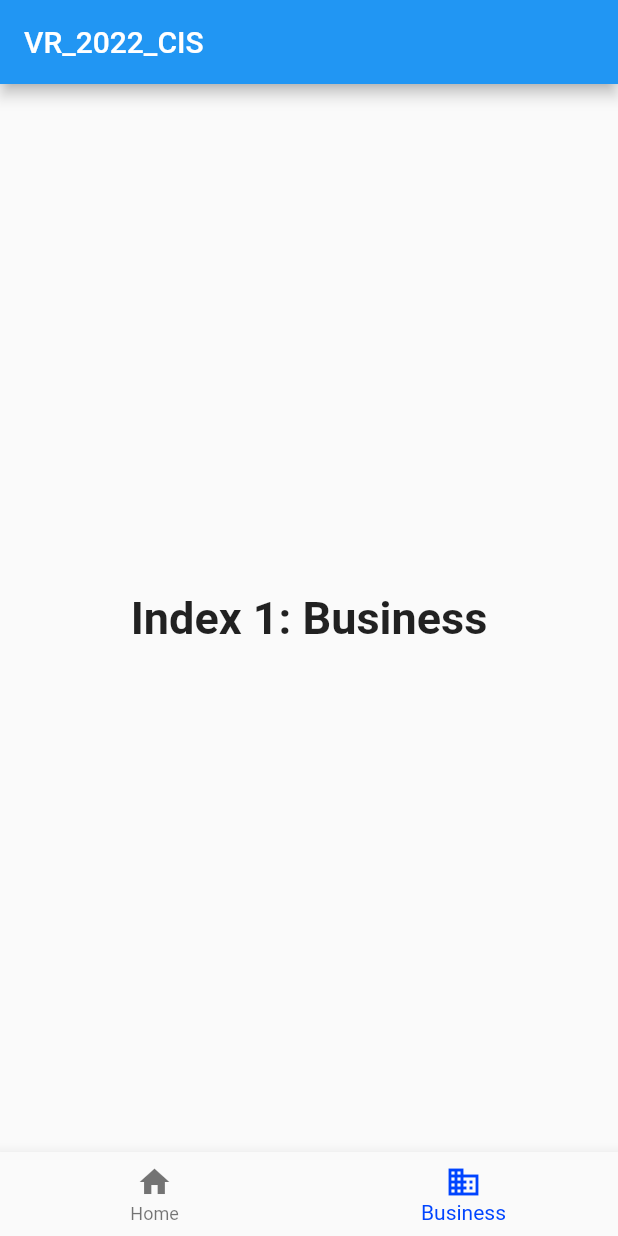
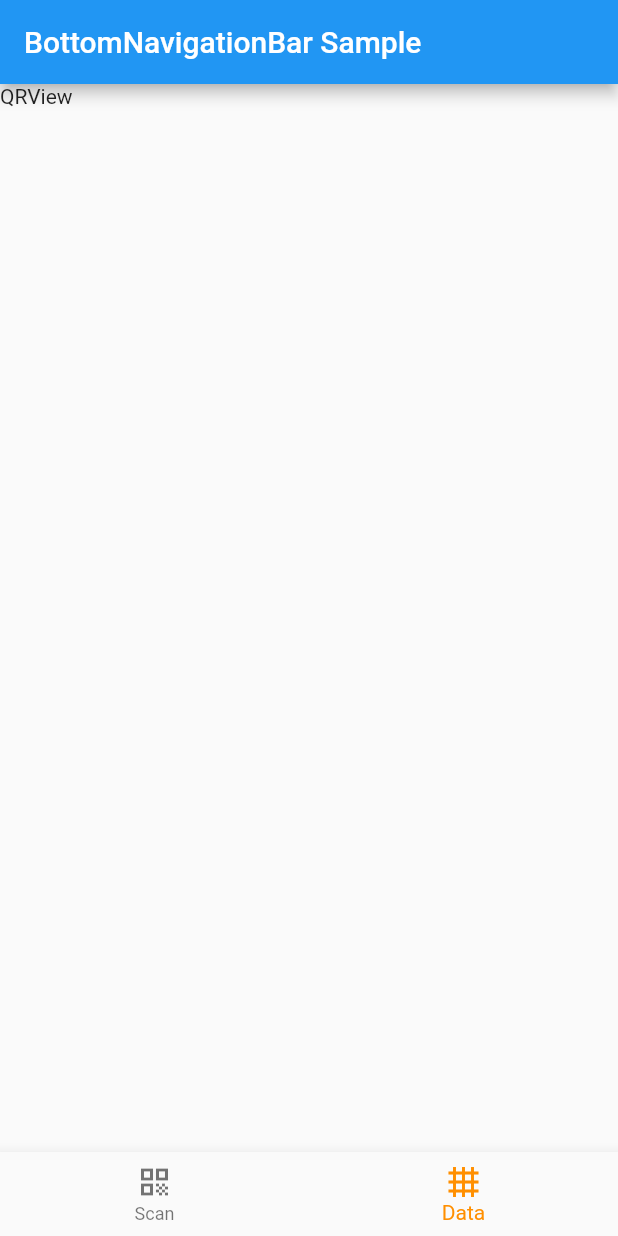
Before and after one commit to RuchithaVirashan/VR-2022, a Flutter app: the screen it shows after launch, item 2 of the bottom bar chosen, on a phone screen of 412 x 824 dp. Run offline on Flutter 3.47's test engine with Material 2 defaults, Android fonts, the phone set to English and light mode, and no system bars; missing offline and left inert: qr_code_scanner.

Commit message:
set the qr page

```diff
--- a/lib/components/bottom_navigation.dart
+++ b/lib/components/bottom_navigation.dart
@@ -1,28 +1,116 @@
-import 'package:flutter/cupertino.dart';
+// import 'package:flutter/cupertino.dart';
+// import 'package:flutter/material.dart';
+// import 'package:flutter/services.dart';
+// import 'package:vr_app_2022/screen/qr-page.dart';
+
+// class MainPage extends StatefulWidget {
+//   final int indexPage;
+//   const MainPage({
+//     Key? key,
+//     required this.indexPage,
+//   }) : super(key: key);
+
+//   @override
+//   State<MainPage> createState() => _MainPageState();
+// }
+
+// class _MainPageState extends State<MainPage> {
+//   int _index = 0;
+//   @override
+//   void initState() {
+//     super.initState();
+//     _index = widget.indexPage;
+//   }
+
+//   Future<bool> _onWillPop() async {
+//     final value = await showCupertinoDialog<bool>(
+//       context: context,
+//       builder: (context) => CupertinoAlertDialog(
+//         title: Text('Are you sure?'),
+//         content: Text('Do you want to exit an App'),
+//         actions: <Widget>[
+//           TextButton(
+//             onPressed: () => Navigator.of(context).pop(false),
+//             child: Text('No'),
+//           ),
+//           TextButton(
+//             onPressed: () => SystemNavigator.pop(),
+//             child: Text('Yes'),
+//           ),
+//         ],
+//       ),
+//     );
+//     if (value != null) {
+//       return Future.value(value);
+//     } else {
+//       return Future.value(false);
+//     }
+//   }
+
+//   @override
+//   Widget build(BuildContext context) {
+//     Widget widget = Container();
+//     switch (_index) {
+//       case 0:
+//         widget = QRViewPage();
+//         break;
+
+//       case 1:
+//         widget = Text("QRView");
+//         break;
+//     }
+//     return WillPopScope(
+//       onWillPop: _onWillPop,
+//       child: Scaffold(
+//         body: widget,
+//         bottomNavigationBar: BottomNavigationBar(
+//           currentIndex: _index,
+//           onTap: (int index) => setState(() => _index = index),
+//           selectedItemColor: Color.fromRGBO(86, 105, 255, 1),
+//           //unselectedItemColor: Color.fromRGBO(116, 118, 136, 1),
+//           //type: BottomNavigationBarType.fixed,
+//           items: const [
+//              BottomNavigationBarItem(
+//             icon: Icon(Icons.home),
+//             label: 'Home',
+//             backgroundColor: Colors.red,
+//           ),
+//             BottomNavigationBarItem(
+//               icon: ImageIcon(
+//                 AssetImage("assets/Scan.png"),
+//               ),
+//               label: 'Scan',
+//             ),
+//           ],
+//         ),
+
+//       ),
+//     );
+//   }
+// }
+
 import 'package:flutter/material.dart';
-import 'package:flutter/services.dart';
 
-class MyStatefulWidget extends StatefulWidget {
-  const MyStatefulWidget({super.key});
+import '../screen/qr-page.dart';
+
+class MainPage extends StatefulWidget {
+  final int indexPage;
+  const MainPage({
+    Key? key,
+    required this.indexPage,
+  }) : super(key: key);
 
   @override
-  State<MyStatefulWidget> createState() => _MyStatefulWidgetState();
+  State<MainPage> createState() => _MainPageState();
 }
 
-class _MyStatefulWidgetState extends State<MyStatefulWidget> {
+class _MainPageState extends State<MainPage> {
   int _selectedIndex = 0;
-  static const TextStyle optionStyle =
-      TextStyle(fontSize: 30, fontWeight: FontWeight.bold);
-  static const List<Widget> _widgetOptions = <Widget>[
-    Text(
-      'Index 0: Home',
-      style: optionStyle,
-    ),
-    Text(
-      'Index 1: Business',
-      style: optionStyle,
-    ),
-  ];
+  @override
+  void initState() {
+    super.initState();
+    _selectedIndex = widget.indexPage;
+  }
 
   void _onItemTapped(int index) {
     setState(() {
@@ -30,59 +118,37 @@ class _MyStatefulWidgetState extends State<MyStatefulWidget> {
     });
   }
 
-  Future<bool> _onBackPressed() async {
-    return (await showDialog(
-            context: context,
-            barrierDismissible: false,
-            builder: (BuildContext context) {
-              return AlertDialog(
-                title: const Text("Confirm Exit"),
-                content: const Text("Are you sure you want to exit app?"),
-                actions: <Widget>[
-                  TextButton(
-                    child: const Text("Exit"),
-                    onPressed: () {
-                      SystemNavigator.pop();
-                    },
-                  ),
-                  TextButton(
-                    child: const Text("NO"),
-                    onPressed: () {
-                      Navigator.of(context).pop();
-                    },
-                  )
-                ],
-              );
-            })) ??
-        false;
-  }
-
   @override
   Widget build(BuildContext context) {
-    return WillPopScope(
-      onWillPop: _onBackPressed,
-      child: Scaffold(
+    Widget widget = Container();
+    switch (_selectedIndex) {
+      case 0:
+        widget = QRViewPage();
+        break;
+
+      case 1:
+        widget = Text("QRView");
+        break;
+    }
+    return Scaffold(
       appBar: AppBar(
-          title: const Text('VR_2022_CIS'),
+        title: const Text('BottomNavigationBar Sample'),
       ),
-        body: Center(
-          child: _widgetOptions.elementAt(_selectedIndex),
-        ),
+      body: widget,
       bottomNavigationBar: BottomNavigationBar(
         items: const <BottomNavigationBarItem>[
           BottomNavigationBarItem(
-              icon: Icon(Icons.home),
-              label: 'Home',
+            icon: Icon(Icons.qr_code),
+            label: 'Scan',
           ),
           BottomNavigationBarItem(
-              icon: Icon(Icons.business),
-              label: 'Business',
+            icon: Icon(Icons.grid_4x4),
+            label: 'Data',
           ),
         ],
         currentIndex: _selectedIndex,
-          selectedItemColor: const Color.fromARGB(255, 0, 68, 255),
+        selectedItemColor: Colors.amber[800],
         onTap: _onItemTapped,
-        ),
       ),
     );
   }
--- a/lib/main.dart
+++ b/lib/main.dart
@@ -12,8 +12,11 @@ class MyApp extends StatelessWidget {
   @override
   Widget build(BuildContext context) {
     return const MaterialApp(
+      debugShowCheckedModeBanner: false,
       title: _title,
-      home: MyStatefulWidget(),
+      home: MainPage(
+        indexPage: 0,
+      ),
     );
   }
 }
--- a/pubspec.yaml
+++ b/pubspec.yaml
@@ -36,6 +36,7 @@ dependencies:
   # Use with the CupertinoIcons class for iOS style icons.
   cupertino_icons: ^1.0.2
   firebase_core: ^2.7.1
+  qr_code_scanner: ^1.0.1
 
 dev_dependencies:
   flutter_test:
@@ -60,8 +61,8 @@ flutter:
   uses-material-design: true
 
   # To add assets to your application, add an assets section, like this:
-  # assets:
-  #   - images/a_dot_burr.jpeg
+  assets:
+     - assets/
   #   - images/a_dot_ham.jpeg
 
   # An image asset can refer to one or more resolution-specific "variants", see
```
Also changed, not shown: lib/screen/qr-page.dart (+169 -0 lines), 1 other file. Lines whose indentation alone changed are shown as unchanged.
